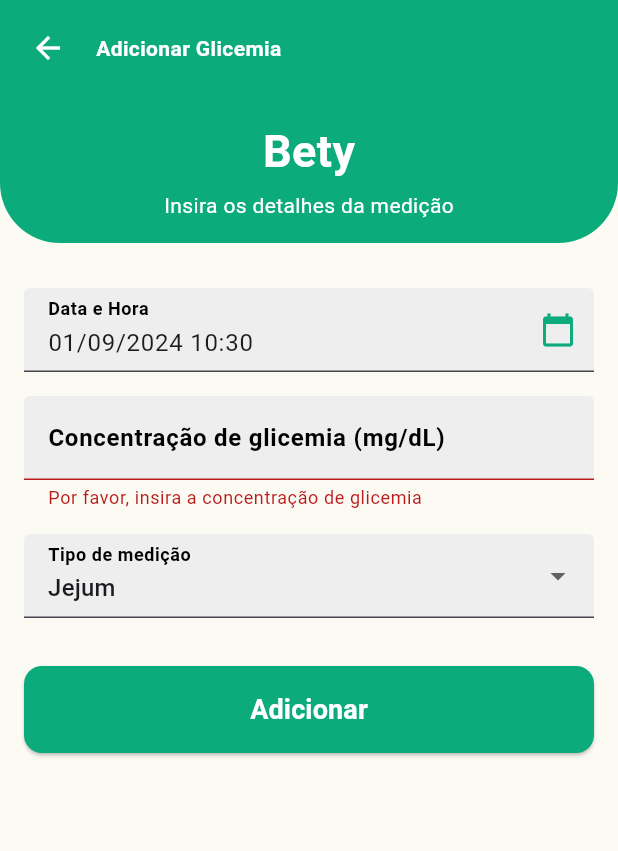
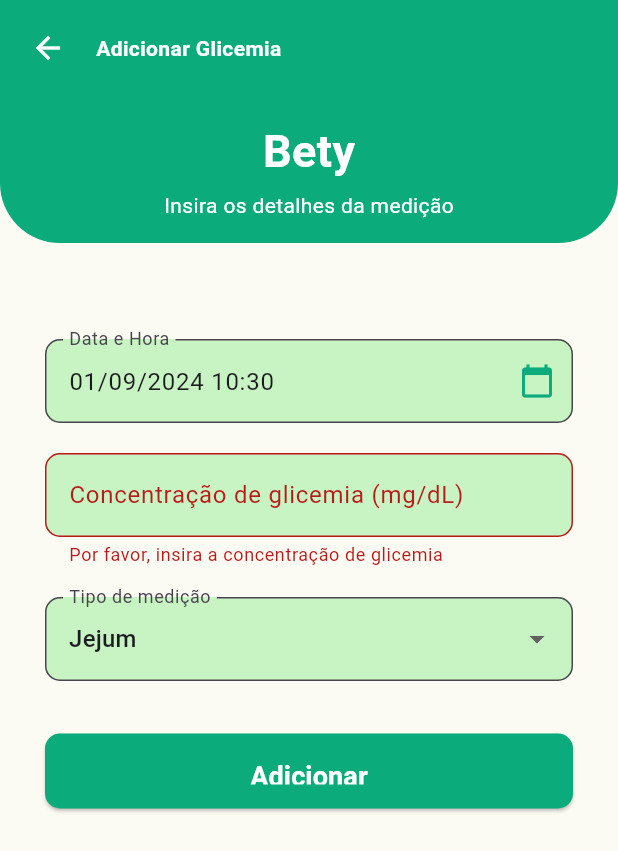
Before and after one commit to alanabclins/Bety-App-DSI, a Flutter app: the AddGlicemiaRecordScreen screen opened directly, after a tap on "Adicionar", on a phone screen of 412 x 824 dp. Shown: the top 851 px of the screen. Run offline on Flutter 3.47's test engine with Material 3 defaults, Android fonts, the light colour scheme and no system bars; our stand-ins replace carousel_slider, cloud_firestore, firebase_auth, firebase_core, firebase_messaging, firebase_storage and 5 more; accounts and stored records are empty; Roboto replaces fonts that are missing (Poppins).

Commit message:
Bugfix glicemia

```diff
--- a/bety_app/lib/screens/add_glicemia_record_screen.dart
+++ b/bety_app/lib/screens/add_glicemia_record_screen.dart
@@ -75,9 +75,9 @@ class _AddGlicemiaRecordScreenState extends State<AddGlicemiaRecordScreen> {
       return;
     }
 
-      final glicemia = Glicemia(
+    final newGlicemia = Glicemia(
       id: _glicemia?.id, // Usa o id existente se estiver editando
-        userRef: user.uid,
+      userRef: _glicemia?.userRef ?? user.uid, // Corrigido aqui
       concentracao: double.parse(_glucoseController.text),
       dataHora: Timestamp.fromDate(_selectedDateTime),
       tipoMedicao: _selectedMeasurementType,
@@ -85,46 +85,54 @@ class _AddGlicemiaRecordScreenState extends State<AddGlicemiaRecordScreen> {
 
     final glicemiaService = GlicemiaService();
     if (_glicemia != null) {
-        await glicemiaService.atualizarGlicemia(glicemia);
+      await glicemiaService.atualizarGlicemia(newGlicemia);
     } else {
-        await glicemiaService.adicionarGlicemia(glicemia);
+      await glicemiaService.adicionarGlicemia(newGlicemia);
     }
 
     Navigator.of(context).pop();
   }
 }
 
-  @override
-  Widget build(BuildContext context) {
-    return Scaffold(
-      appBar: CustomAppBar(
-        mainTitle: _glicemia == null ? 'Adicionar Glicemia' : 'Editar Glicemia',
-        subtitle: _glicemia == null ? 'Insira os detalhes da medição' : 'Edite os detalhes da medição',
-        showLogoutButton: false,
-        onBackButtonPressed: () {
-          Navigator.pop(context);
-        },
+  Future<void> _deleteRecord() async {
+    if (_glicemia != null) {
+      final bool? confirmed = await showDialog<bool>(
+        context: context,
+        builder: (context) => AlertDialog(
+          title: const Text('Confirmar exclusão'),
+          content: const Text('Tem certeza de que deseja excluir este registro?'),
+          actions: [
+            TextButton(
+              child: const Text('Cancelar'),
+              onPressed: () => Navigator.of(context).pop(false),
             ),
-      body: Padding(
-        padding: const EdgeInsets.all(16.0),
-        child: Form(
-          key: _formKey,
-          child: ListView(
-            children: [
-              TextFormField(
+            TextButton(
+              child: const Text('Excluir'),
+              onPressed: () => Navigator.of(context).pop(true),
+            ),
+          ],
+        ),
+      );
+
+      if (confirmed == true) {
+        final glicemiaService = GlicemiaService();
+        await glicemiaService.deletarGlicemia(_glicemia!.id);
+        Navigator.of(context).pop(); // Retorna para a tela anterior após deletar
+      }
+    }
+  }
+
+  Widget _buildDateTimeField() {
+    return TextFormField(
       decoration: InputDecoration(
         labelText: 'Data e Hora',
-                  labelStyle: const TextStyle(
-                      color: Colors.black, fontWeight: FontWeight.bold),
         filled: true,
-                  fillColor: Colors.grey[200],
-                  focusedBorder: OutlineInputBorder(
-                    borderRadius: BorderRadius.circular(12.0),
-                    borderSide: const BorderSide(color: Color(0xFF0BAB7C)),
+        fillColor: const Color.fromARGB(255, 199, 244, 194),
+        border: OutlineInputBorder(
+          borderRadius: BorderRadius.circular(10),
         ),
         suffixIcon: IconButton(
-                    icon: const Icon(Icons.calendar_today,
-                        color: Color(0xFF0BAB7C)),
+          icon: const Icon(Icons.calendar_today, color: Color(0xFF0BAB7C)),
           onPressed: () {
             _selectDateTime(context);
           },
@@ -134,19 +142,18 @@ class _AddGlicemiaRecordScreenState extends State<AddGlicemiaRecordScreen> {
       controller: TextEditingController(
         text: DateFormat('dd/MM/yyyy HH:mm').format(_selectedDateTime),
       ),
-              ),
-              const SizedBox(height: 16),
-              TextFormField(
+    );
+  }
+
+  Widget _buildGlucoseField() {
+    return TextFormField(
       controller: _glucoseController,
       decoration: InputDecoration(
         labelText: 'Concentração de glicemia (mg/dL)',
-                  labelStyle: const TextStyle(
-                      color: Colors.black, fontWeight: FontWeight.bold),
         filled: true,
-                  fillColor: Colors.grey[200],
-                  focusedBorder: OutlineInputBorder(
-                    borderRadius: BorderRadius.circular(12.0),
-                    borderSide: const BorderSide(color: Color(0xFF0BAB7C)),
+        fillColor: const Color.fromARGB(255, 199, 244, 194),
+        border: OutlineInputBorder(
+          borderRadius: BorderRadius.circular(10),
         ),
       ),
       keyboardType: TextInputType.number,
@@ -160,19 +167,18 @@ class _AddGlicemiaRecordScreenState extends State<AddGlicemiaRecordScreen> {
         }
         return null;
       },
-              ),
-              const SizedBox(height: 16),
-              DropdownButtonFormField<String>(
+    );
+  }
+
+  Widget _buildMeasurementTypeField() {
+    return DropdownButtonFormField<String>(
       value: _selectedMeasurementType,
       decoration: InputDecoration(
         labelText: 'Tipo de medição',
-                  labelStyle: const TextStyle(
-                      color: Colors.black, fontWeight: FontWeight.bold),
         filled: true,
-                  fillColor: Colors.grey[200],
-                  focusedBorder: OutlineInputBorder(
-                    borderRadius: BorderRadius.circular(12.0),
-                    borderSide: const BorderSide(color: Color(0xFF0BAB7C)),
+        fillColor: const Color.fromARGB(255, 199, 244, 194),
+        border: OutlineInputBorder(
+          borderRadius: BorderRadius.circular(10),
         ),
       ),
       items: ['Jejum', 'Pós-prandial', 'Aleatória']
@@ -187,15 +193,20 @@ class _AddGlicemiaRecordScreenState extends State<AddGlicemiaRecordScreen> {
           _selectedMeasurementType = value!;
         });
       },
-              ),
-              const SizedBox(height: 32),
-              ElevatedButton(
+    );
+  }
+
+  Widget _buildSubmitButton() {
+    return SizedBox(
+      width: double.infinity,
+      height: 50,
+      child: ElevatedButton(
         onPressed: _submit,
         style: ElevatedButton.styleFrom(
           backgroundColor: const Color(0xFF0BAB7C),
           padding: const EdgeInsets.symmetric(vertical: 16.0),
           shape: RoundedRectangleBorder(
-                    borderRadius: BorderRadius.circular(12.0),
+            borderRadius: BorderRadius.circular(10.0),
           ),
         ),
         child: Text(
@@ -207,6 +218,68 @@ class _AddGlicemiaRecordScreenState extends State<AddGlicemiaRecordScreen> {
           ),
         ),
       ),
+    );
+  }
+
+  Widget _buildDeleteButton() {
+    return Visibility(
+      visible: _glicemia != null, // Só exibe o botão se estiver editando um registro existente
+      child: SizedBox(
+        width: double.infinity,
+        height: 50,
+        child: ElevatedButton(
+          onPressed: _deleteRecord,
+          style: ElevatedButton.styleFrom(
+            backgroundColor: Colors.red,
+            padding: const EdgeInsets.symmetric(vertical: 16.0),
+            shape: RoundedRectangleBorder(
+              borderRadius: BorderRadius.circular(10.0),
+            ),
+          ),
+          child: const Text(
+            'Excluir',
+            style: TextStyle(
+              fontSize: 18,
+              fontWeight: FontWeight.bold,
+              color: Colors.white,
+            ),
+          ),
+        ),
+      ),
+    );
+  }
+
+  @override
+  Widget build(BuildContext context) {
+    return Scaffold(
+      appBar: CustomAppBar(
+        mainTitle: _glicemia == null ? 'Adicionar Glicemia' : 'Editar Glicemia',
+        subtitle: _glicemia == null
+            ? 'Insira os detalhes da medição'
+            : 'Edite os detalhes da medição',
+        showLogoutButton: false,
+        onBackButtonPressed: () {
+          Navigator.pop(context);
+        },
+      ),
+      body: Container(
+        color: const Color.fromARGB(255, 251, 250, 243),
+        padding: const EdgeInsets.all(30),
+        child: Form(
+          key: _formKey,
+          child: Column(
+            crossAxisAlignment: CrossAxisAlignment.stretch,
+            children: [
+              const SizedBox(height: 20),
+              _buildDateTimeField(),
+              const SizedBox(height: 20),
+              _buildGlucoseField(),
+              const SizedBox(height: 20),
+              _buildMeasurementTypeField(),
+              const SizedBox(height: 35),
+              _buildSubmitButton(),
+              const SizedBox(height: 10), // Espaçamento entre os botões
+              _buildDeleteButton(), // Adiciona o botão de exclusão
             ],
           ),
         ),
--- a/bety_app/lib/screens/registro_glicemia.dart
+++ b/bety_app/lib/screens/registro_glicemia.dart
@@ -18,7 +18,7 @@ class _MedicaoGlicoseScreenState extends State<MedicaoGlicoseScreen> {
 
   final GlicemiaService _glicemiaService = GlicemiaService();
 
-  Future<void> _confirmDeleteRecord(glicemiaRef) async {
+  Future<bool?> _confirmDeleteRecord(dynamic glicemiaRef) async {
     final bool? confirmed = await showDialog<bool>(
       context: context,
       builder: (context) => AlertDialog(
@@ -40,6 +40,8 @@ class _MedicaoGlicoseScreenState extends State<MedicaoGlicoseScreen> {
     if (confirmed == true) {
       await _glicemiaService.deletarGlicemia(glicemiaRef);
     }
+
+    return confirmed;
   }
 
   void _clearSearch() {
@@ -161,8 +163,9 @@ class _MedicaoGlicoseScreenState extends State<MedicaoGlicoseScreen> {
                       return Dismissible(
                         key: Key(glicemia.id!.id),
                         direction: DismissDirection.endToStart,
-                        onDismissed: (direction) {
-                          _confirmDeleteRecord(glicemia.id!);
+                        confirmDismiss: (direction) async {
+                          final bool? confirmed = await _confirmDeleteRecord(glicemia.id!);
+                          return confirmed; // Retorna verdadeiro para realmente deletar, falso para cancelar
                         },
                         background: Container(
                           color: Colors.red,
```
Lines whose indentation alone changed are shown as unchanged.
